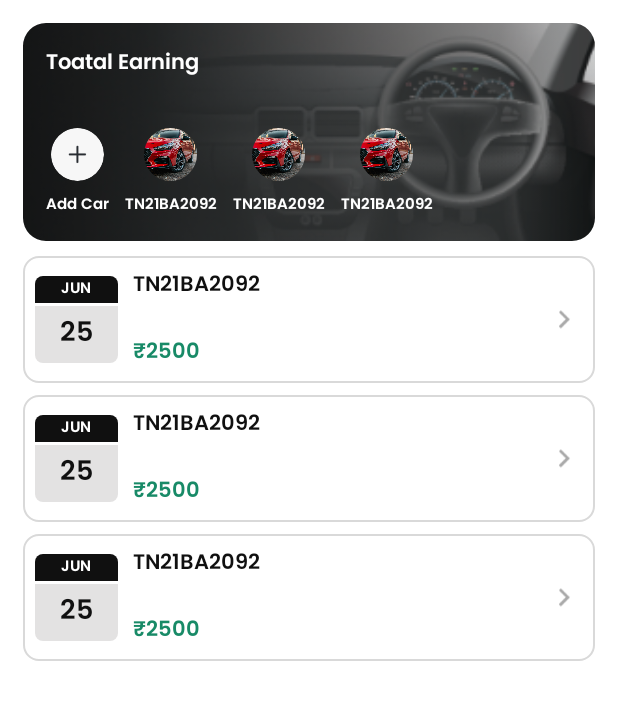
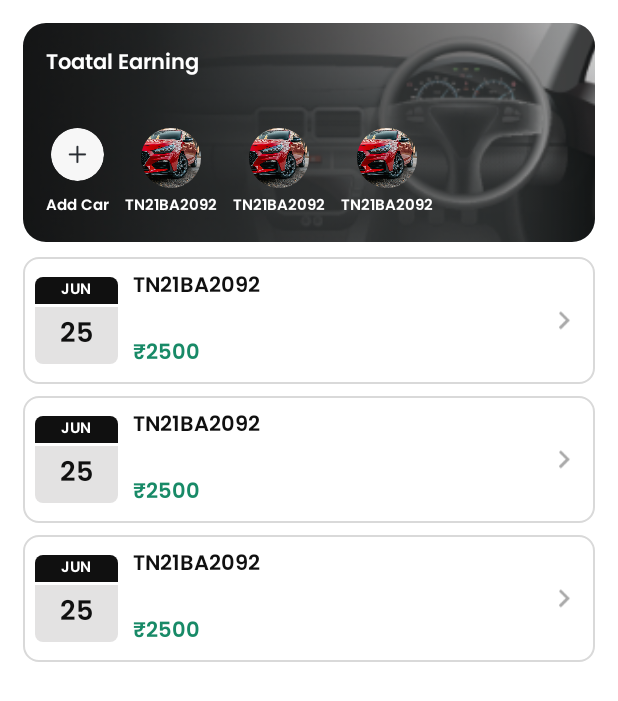
Before and after one commit to sivaneshkkf/Taxi-Bill, an Android app: the layout fragment_home_.xml on its own in the app's theme, with its tools: preview values and no code run, on a phone screen of 412 x 824 dp. Shown: the top 701 px of the screen. Run offline under Robolectric (Android 15) with nearby library versions, the phone set to English and light mode, and no system bars.

Commit message:
Sivanesh First Commit (28-12-2023 10:51)

```diff
--- a/app/src/main/res/layout/fragment_add_.xml
+++ b/app/src/main/res/layout/fragment_add_.xml
@@ -35,7 +35,6 @@
                     android:id="@+id/speadoMeaterGif"
                     android:layout_width="match_parent"
                     android:layout_height="80dp"
-                    android:layout_marginLeft="50dp"
                     android:scaleType="centerCrop"
                     app:shapeAppearanceOverlay="@style/roundedCornersImageView15" />
 
--- a/app/src/main/res/layout/fragment_home_.xml
+++ b/app/src/main/res/layout/fragment_home_.xml
@@ -81,7 +81,7 @@
                             android:text="Add Car"
                             android:layout_gravity="center"
                             android:fontFamily="@font/poppins_semibold"
-                            android:layout_marginTop="7dp"/>
+                            android:layout_marginTop="8dp"/>
 
                     </LinearLayout>
 
--- a/app/src/main/res/layout/recycler_add_car.xml
+++ b/app/src/main/res/layout/recycler_add_car.xml
@@ -7,9 +7,9 @@
     android:id="@+id/lin">
     <de.hdodenhof.circleimageview.CircleImageView
         android:id="@+id/img"
-        android:layout_width="35dp"
+        android:layout_width="40dp"
         android:layout_gravity="center"
-        android:layout_height="35dp"
+        android:layout_height="40dp"
         android:src="@drawable/car">
     </de.hdodenhof.circleimageview.CircleImageView>
 
@@ -22,5 +22,5 @@
         android:text="TN21BA2092"
         android:layout_gravity="center"
         android:fontFamily="@font/poppins_semibold"
-        android:layout_marginTop="7dp"/>
+        android:layout_marginTop="3dp"/>
 </LinearLayout>
```
